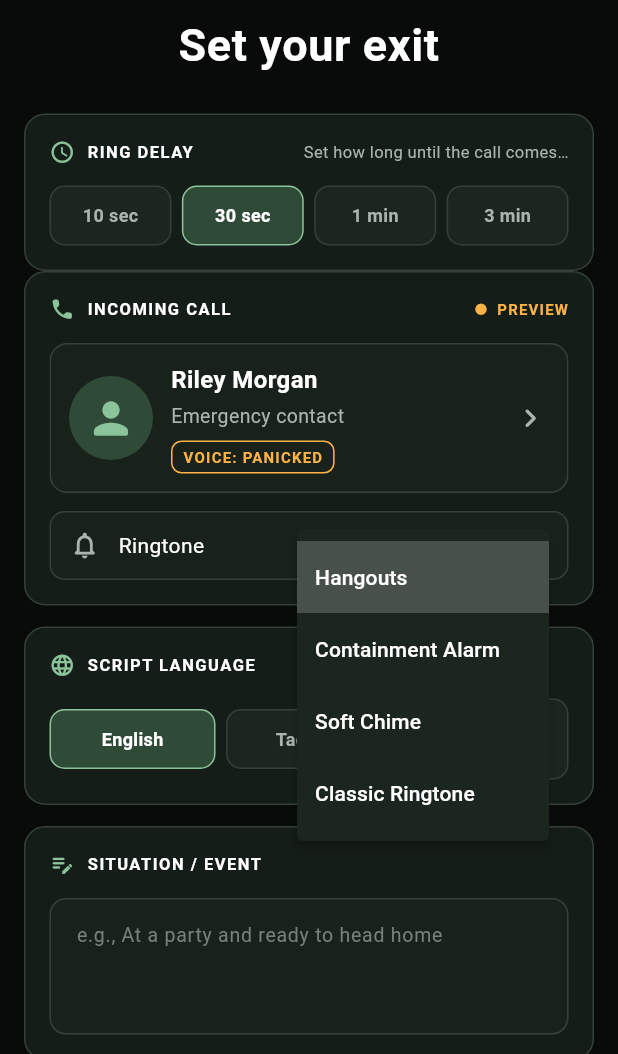
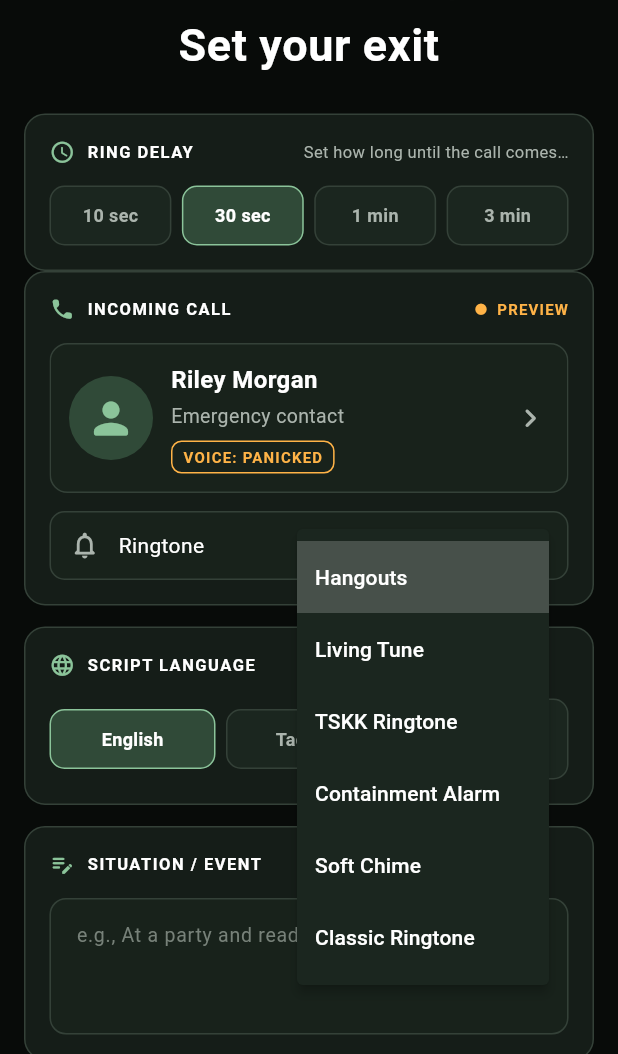
Before and after one commit to donaldycottonacao/GhostBuster, a Flutter app: the screen it shows after launch, after a tap on "Hangouts", on a phone screen of 412 x 824 dp, the part 182-1236 px from its top. Run offline on Flutter 3.47's test engine with Material 3 defaults, Android fonts, the phone set to English and light mode, and no system bars; our stand-ins replace audioplayers; Roboto replaces fonts that are missing (Bell MT).

Commit message:
Adding two ringtone

```diff
--- a/frontend-client/lib/models/call_state.dart
+++ b/frontend-client/lib/models/call_state.dart
@@ -65,6 +65,8 @@ class RingtoneOption {
 
   static const Map<String, String> assetPaths = {
     'hangouts': 'assets/audio/hangouts_call.mp3',
+    'living': 'assets/audio/living_tune.mp3',
+    'tskk': 'assets/audio/tskk_ringtone.mp3',
     'containment': 'assets/audio/ringtone_ios.mp3',
     'classic': 'assets/audio/ringtone_android.mp3',
     'soft': 'assets/audio/ringtone_soft.mp3',
--- a/frontend-client/lib/screens/stealth_trigger.dart
+++ b/frontend-client/lib/screens/stealth_trigger.dart
@@ -522,6 +522,14 @@ class _StealthTriggerScreenState extends State<StealthTriggerScreen> {
                                         value: 'hangouts',
                                         child: Text('Hangouts'),
                                       ),
+                                      const PopupMenuItem(
+                                        value: 'living',
+                                        child: Text('Living Tune'),
+                                      ),
+                                      const PopupMenuItem(
+                                        value: 'tskk',
+                                        child: Text('TSKK Ringtone'),
+                                      ),
                                       PopupMenuItem(
                                         value: 'containment',
                                         child: Text(
@@ -815,6 +823,8 @@ class _StealthTriggerScreenState extends State<StealthTriggerScreen> {
   String ringtoneLabel(AppLocalizations? l10n, String ringtone) =>
       switch (ringtone) {
         'hangouts' => 'Hangouts',
+        'living' => 'Living Tune',
+        'tskk' => 'TSKK Ringtone',
         'soft' => l10n?.setupRingtoneSoft ?? 'Soft Chime',
         'classic' => l10n?.setupRingtoneClassic ?? 'Classic Ringtone',
         'containment' => l10n?.setupRingtoneContainment ?? 'Containment Alarm',
```
Also changed, not shown: 1 other file.
